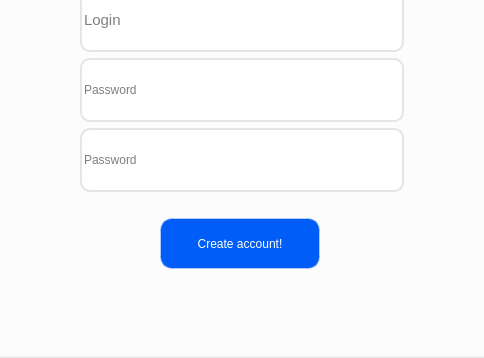
This is Zakhar/Client/src_qt/regpage/regpage.ui in VladislavKirpichov/Flashy as Qt 5 draws it before an edit; both pictures show x 120 to 604 and y 242 to 600 of the 720 by 600 pixel window. The edited form follows.
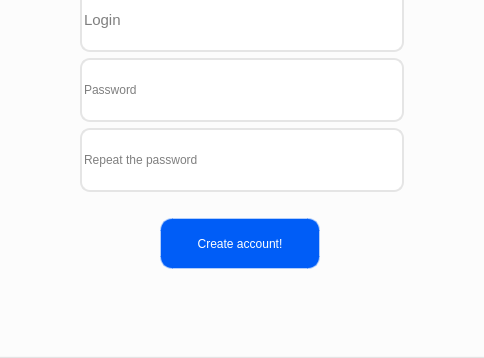
This is the edited form.

Diff of the .ui file:
```diff
--- a/Zakhar/Client/src_qt/regpage/regpage.ui
+++ b/Zakhar/Client/src_qt/regpage/regpage.ui
@@ -158,7 +158,7 @@
      <string/>
     </property>
     <property name="placeholderText">
-     <string>Password</string>
+     <string>Repeat the password</string>
     </property>
    </widget>
    <widget class="QPushButton" name="create_acc_button">
```
